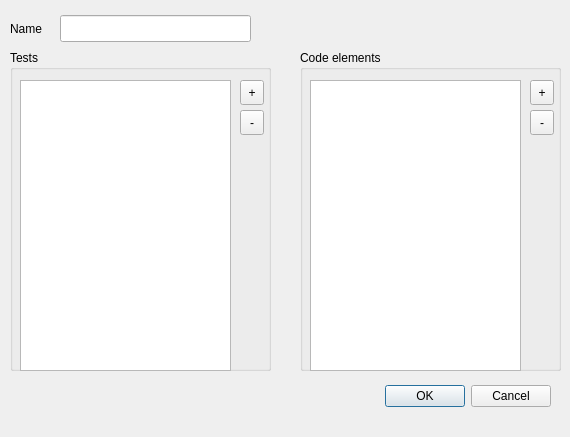
Above: src/gui/CClusterEditorDialog.ui from sed-szeged/tam before the change. Below: the same form after it.
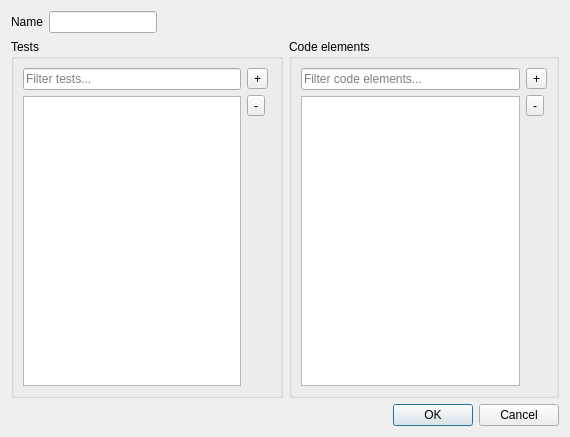
That is the form after the change.

Commit message: Adjusted cluster editor dialog.

```diff
--- a/src/gui/CClusterEditorDialog.ui
+++ b/src/gui/CClusterEditorDialog.ui
@@ -13,85 +13,80 @@
   <property name="windowTitle">
    <string>Group editor</string>
   </property>
-  <widget class="QDialogButtonBox" name="buttonBox">
-   <property name="geometry">
-    <rect>
-     <x>370</x>
-     <y>380</y>
-     <width>181</width>
-     <height>32</height>
-    </rect>
-   </property>
-   <property name="orientation">
-    <enum>Qt::Horizontal</enum>
-   </property>
-   <property name="standardButtons">
-    <set>QDialogButtonBox::Cancel|QDialogButtonBox::Ok</set>
-   </property>
-   <property name="centerButtons">
-    <bool>false</bool>
-   </property>
-  </widget>
+  <layout class="QVBoxLayout" name="verticalLayout_3">
+   <item>
+    <layout class="QGridLayout" name="gridLayout">
+     <item row="0" column="0">
   <widget class="QLabel" name="label">
-   <property name="geometry">
-    <rect>
-     <x>10</x>
-     <y>20</y>
-     <width>41</width>
-     <height>17</height>
-    </rect>
-   </property>
    <property name="text">
     <string>Name</string>
    </property>
   </widget>
+     </item>
+     <item row="0" column="1">
   <widget class="QLineEdit" name="lineEditClusterName">
-   <property name="geometry">
-    <rect>
-     <x>60</x>
-     <y>15</y>
-     <width>191</width>
-     <height>27</height>
-    </rect>
+       <property name="sizePolicy">
+        <sizepolicy hsizetype="Fixed" vsizetype="Fixed">
+         <horstretch>0</horstretch>
+         <verstretch>0</verstretch>
+        </sizepolicy>
    </property>
    <property name="clearButtonEnabled">
     <bool>false</bool>
    </property>
   </widget>
+     </item>
+     <item row="0" column="2">
+      <spacer name="horizontalSpacer">
+       <property name="orientation">
+        <enum>Qt::Horizontal</enum>
+       </property>
+       <property name="sizeHint" stdset="0">
+        <size>
+         <width>268</width>
+         <height>20</height>
+        </size>
+       </property>
+      </spacer>
+     </item>
+    </layout>
+   </item>
+   <item>
+    <layout class="QGridLayout" name="gridLayout_5">
+     <item row="0" column="0">
   <widget class="QGroupBox" name="groupBox">
-   <property name="geometry">
-    <rect>
-     <x>10</x>
-     <y>50</y>
-     <width>261</width>
-     <height>321</height>
-    </rect>
+       <property name="sizePolicy">
+        <sizepolicy hsizetype="Expanding" vsizetype="Expanding">
+         <horstretch>0</horstretch>
+         <verstretch>0</verstretch>
+        </sizepolicy>
    </property>
    <property name="title">
     <string>Tests</string>
    </property>
+       <layout class="QHBoxLayout" name="horizontalLayout">
+        <item>
+         <layout class="QVBoxLayout" name="verticalLayout">
+          <item>
+           <widget class="QLineEdit" name="lineEditFilterTests">
+            <property name="placeholderText">
+             <string>Filter tests...</string>
+            </property>
+           </widget>
+          </item>
+          <item>
    <widget class="QListView" name="listViewTests">
-    <property name="geometry">
-     <rect>
-      <x>10</x>
-      <y>30</y>
-      <width>211</width>
-      <height>291</height>
-     </rect>
-    </property>
     <property name="selectionMode">
      <enum>QAbstractItemView::MultiSelection</enum>
     </property>
    </widget>
+          </item>
+         </layout>
+        </item>
+        <item>
+         <layout class="QGridLayout" name="gridLayout_2">
+          <item row="0" column="0">
    <widget class="QToolButton" name="toolButtonAddTests">
-    <property name="geometry">
-     <rect>
-      <x>230</x>
-      <y>30</y>
-      <width>24</width>
-      <height>25</height>
-     </rect>
-    </property>
     <property name="toolTip">
      <string>Add test cases.</string>
     </property>
@@ -102,15 +97,9 @@
      <enum>Qt::NoArrow</enum>
     </property>
    </widget>
+          </item>
+          <item row="1" column="0">
    <widget class="QToolButton" name="toolButtonRemoveTests">
-    <property name="geometry">
-     <rect>
-      <x>230</x>
-      <y>60</y>
-      <width>24</width>
-      <height>25</height>
-     </rect>
-    </property>
     <property name="toolTip">
      <string>Remove test cases.</string>
     </property>
@@ -118,41 +107,53 @@
      <string>-</string>
     </property>
    </widget>
-  </widget>
+          </item>
+          <item row="2" column="0">
+           <spacer name="verticalSpacer">
+            <property name="orientation">
+             <enum>Qt::Vertical</enum>
+            </property>
+            <property name="sizeHint" stdset="0">
+             <size>
+              <width>24</width>
+              <height>208</height>
+             </size>
+            </property>
+           </spacer>
+          </item>
+         </layout>
+        </item>
+       </layout>
+      </widget>
+     </item>
+     <item row="0" column="1">
   <widget class="QGroupBox" name="groupBox_2">
-   <property name="geometry">
-    <rect>
-     <x>300</x>
-     <y>50</y>
-     <width>261</width>
-     <height>321</height>
-    </rect>
-   </property>
    <property name="title">
     <string>Code elements</string>
    </property>
+       <layout class="QHBoxLayout" name="horizontalLayout_2">
+        <item>
+         <layout class="QVBoxLayout" name="verticalLayout_2">
+          <item>
+           <widget class="QLineEdit" name="lineEditFilterCE">
+            <property name="placeholderText">
+             <string>Filter code elements...</string>
+            </property>
+           </widget>
+          </item>
+          <item>
    <widget class="QListView" name="listViewCEs">
-    <property name="geometry">
-     <rect>
-      <x>10</x>
-      <y>30</y>
-      <width>211</width>
-      <height>291</height>
-     </rect>
-    </property>
     <property name="selectionMode">
      <enum>QAbstractItemView::MultiSelection</enum>
     </property>
    </widget>
+          </item>
+         </layout>
+        </item>
+        <item>
+         <layout class="QGridLayout" name="gridLayout_4">
+          <item row="0" column="0">
    <widget class="QToolButton" name="toolButtonAddCEs">
-    <property name="geometry">
-     <rect>
-      <x>230</x>
-      <y>30</y>
-      <width>24</width>
-      <height>25</height>
-     </rect>
-    </property>
     <property name="toolTip">
      <string>Add code elements.</string>
     </property>
@@ -160,15 +161,9 @@
      <string>+</string>
     </property>
    </widget>
+          </item>
+          <item row="1" column="0">
    <widget class="QToolButton" name="toolButtonRemoveCEs">
-    <property name="geometry">
-     <rect>
-      <x>230</x>
-      <y>60</y>
-      <width>24</width>
-      <height>25</height>
-     </rect>
-    </property>
     <property name="toolTip">
      <string>Remove code elements.</string>
     </property>
@@ -176,7 +171,58 @@
      <string>-</string>
     </property>
    </widget>
-  </widget>
+          </item>
+          <item row="2" column="0">
+           <spacer name="verticalSpacer_2">
+            <property name="orientation">
+             <enum>Qt::Vertical</enum>
+            </property>
+            <property name="sizeHint" stdset="0">
+             <size>
+              <width>20</width>
+              <height>198</height>
+             </size>
+            </property>
+           </spacer>
+          </item>
+         </layout>
+        </item>
+       </layout>
+      </widget>
+     </item>
+    </layout>
+   </item>
+   <item>
+    <layout class="QGridLayout" name="gridLayout_3">
+     <item row="0" column="0">
+      <spacer name="horizontalSpacer_2">
+       <property name="orientation">
+        <enum>Qt::Horizontal</enum>
+       </property>
+       <property name="sizeHint" stdset="0">
+        <size>
+         <width>348</width>
+         <height>20</height>
+        </size>
+       </property>
+      </spacer>
+     </item>
+     <item row="0" column="1">
+      <widget class="QDialogButtonBox" name="buttonBox">
+       <property name="orientation">
+        <enum>Qt::Horizontal</enum>
+       </property>
+       <property name="standardButtons">
+        <set>QDialogButtonBox::Cancel|QDialogButtonBox::Ok</set>
+       </property>
+       <property name="centerButtons">
+        <bool>false</bool>
+       </property>
+      </widget>
+     </item>
+    </layout>
+   </item>
+  </layout>
  </widget>
  <resources/>
  <connections>
```
Lines whose indentation alone changed are shown as unchanged. The commit also changes 2 other files.
